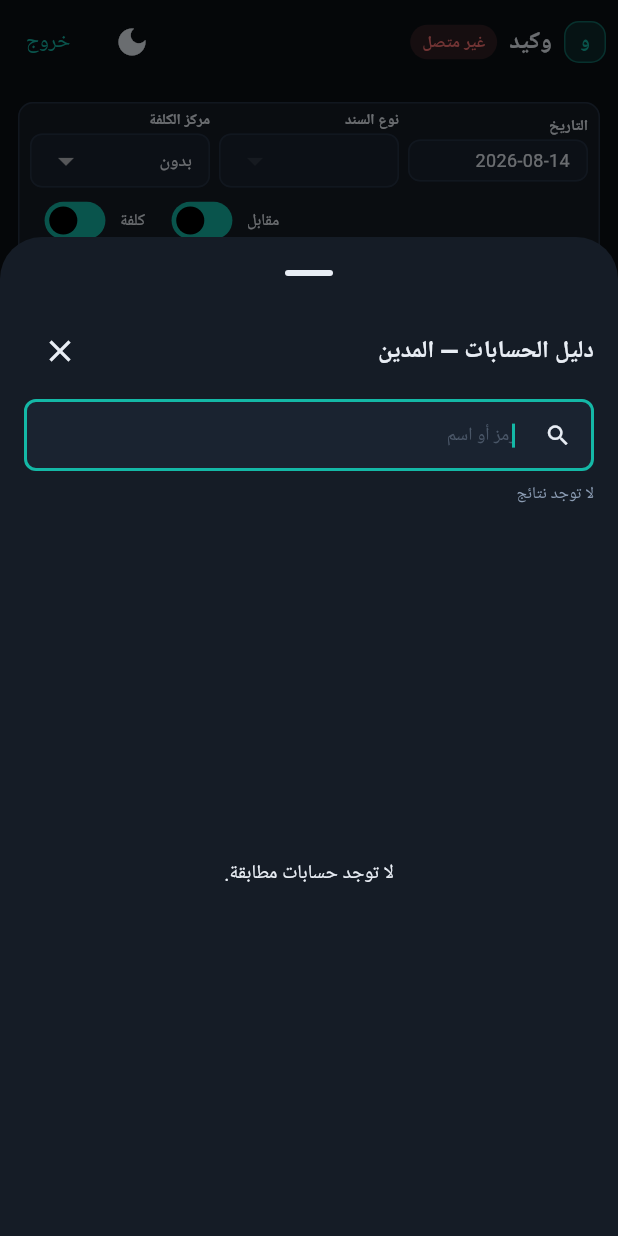
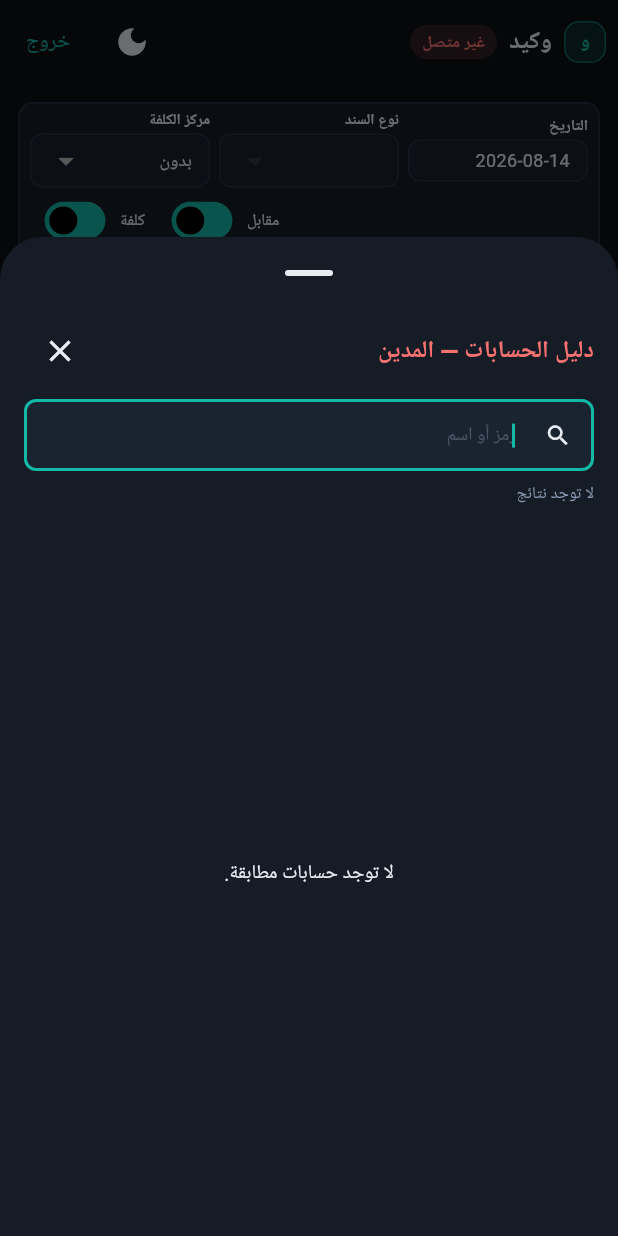
Before and after one commit to loorksy/wakeed, a Flutter app: the HomeScreen screen opened directly, item 4 of the bottom bar chosen, after a tap on the "account tree" icon, on a phone screen of 412 x 824 dp. Run offline on Flutter 3.47's test engine with Material 3 defaults, Android fonts, the phone set to English and light mode, and no system bars; our stand-ins replace connectivity_plus, flutter_local_notifications, share_plus, shared_preferences, wakelock_plus; missing offline and left inert: dart:html, excel; accounts and stored records are empty; Roboto replaces fonts that are missing (Tahoma).

Commit message:
Color debit fields red and credit fields green in every tab

```diff
--- a/flutter/lib/screens/home_screen.dart
+++ b/flutter/lib/screens/home_screen.dart
@@ -240,7 +240,7 @@ class _BatchTabState extends State<BatchTab> {
               const SizedBox(width: 6),
               StatChip(label: 'أسطر', value: '${rows.length}'),
               const SizedBox(width: 6),
-              StatChip(label: 'مدين', value: '${t['debit']}', color: WakeedColors.pink),
+              StatChip(label: 'مدين', value: '${t['debit']}', color: WakeedColors.err),
               const SizedBox(width: 6),
               StatChip(label: 'دائن', value: '${t['credit']}', color: WakeedColors.green),
             ],
@@ -379,7 +379,7 @@ class _EachTabState extends State<EachTab> {
               const SizedBox(width: 6),
               StatChip(label: 'عملاء', value: '${groups.length}'),
               const SizedBox(width: 6),
-              StatChip(label: 'مدين', value: '${t['debit']}', color: WakeedColors.pink),
+              StatChip(label: 'مدين', value: '${t['debit']}', color: WakeedColors.err),
               const SizedBox(width: 6),
               StatChip(label: 'دائن', value: '${t['credit']}', color: WakeedColors.green),
             ],
@@ -461,7 +461,7 @@ class ManualTab extends StatelessWidget {
             children: [
               StatChip(label: 'سندات', value: '${groups.length}'),
               const SizedBox(width: 6),
-              StatChip(label: 'مدين', value: '${t['debit']}', color: WakeedColors.pink),
+              StatChip(label: 'مدين', value: '${t['debit']}', color: WakeedColors.err),
               const SizedBox(width: 6),
               StatChip(label: 'دائن', value: '${t['credit']}', color: WakeedColors.green),
             ],
@@ -580,7 +580,7 @@ class _ManualEntryCardState extends State<_ManualEntryCard> {
               IconButton(
                 tooltip: 'اختر',
                 onPressed: () => showAccountPicker(context, target: AccountPickTarget.credit(widget.entry.id)),
-                icon: const Icon(Icons.account_tree_outlined),
+                icon: const Icon(Icons.account_tree_outlined, color: WakeedColors.green),
               ),
             ],
           ),
@@ -666,7 +666,7 @@ class ChargeTab extends StatelessWidget {
             children: [
               StatChip(label: 'سندات', value: '${groups.length}'),
               const SizedBox(width: 6),
-              StatChip(label: 'مدين', value: '${t['debit']}', color: WakeedColors.pink),
+              StatChip(label: 'مدين', value: '${t['debit']}', color: WakeedColors.err),
               const SizedBox(width: 6),
               StatChip(label: 'دائن', value: '${t['credit']}', color: WakeedColors.green),
             ],
@@ -783,12 +783,13 @@ class _ChargeEntryCardState extends State<_ChargeEntryCard> {
                   controller: debitCtrl,
                   fallbackLabel: 'الحساب',
                   onChanged: _sync,
+                  debit: true,
                 ),
               ),
               IconButton(
                 tooltip: 'اختر المدين',
                 onPressed: () => showAccountPicker(context, target: AccountPickTarget.chargeDebit(widget.entry.id)),
-                icon: const Icon(Icons.account_tree_outlined),
+                icon: const Icon(Icons.account_tree_outlined, color: WakeedColors.err),
               ),
             ],
           ),
@@ -805,7 +806,7 @@ class _ChargeEntryCardState extends State<_ChargeEntryCard> {
               IconButton(
                 tooltip: 'اختر الدائن',
                 onPressed: () => showAccountPicker(context, target: AccountPickTarget.chargeCredit(widget.entry.id)),
-                icon: const Icon(Icons.account_tree_outlined),
+                icon: const Icon(Icons.account_tree_outlined, color: WakeedColors.green),
               ),
             ],
           ),
@@ -995,7 +996,7 @@ class _ProfitTabState extends State<ProfitTab> {
             children: [
               StatChip(label: 'سندات', value: '${groups.length}'),
               const SizedBox(width: 6),
-              StatChip(label: 'مدين', value: '${pt['debit'] ?? t['debit']}', color: WakeedColors.pink),
+              StatChip(label: 'مدين', value: '${pt['debit'] ?? t['debit']}', color: WakeedColors.err),
               const SizedBox(width: 6),
               StatChip(label: 'دائن', value: '${pt['credit'] ?? t['credit']}', color: WakeedColors.green),
               const SizedBox(width: 6),
@@ -1166,15 +1167,15 @@ class _ProfitEntryCardState extends State<_ProfitEntryCard> {
                 visualDensity: VisualDensity.compact,
                 tooltip: 'اختر الحساب',
                 onPressed: () => showAccountPicker(context, target: AccountPickTarget.profitCredit(widget.entry.id)),
-                icon: const Icon(Icons.account_tree_outlined, size: 18),
+                icon: const Icon(Icons.account_tree_outlined, size: 18, color: WakeedColors.green),
               ),
               Expanded(
                 flex: 2,
                 child: TextField(
                   controller: creditAmtCtrl,
                   keyboardType: TextInputType.number,
-                  style: _fieldStyle,
-                  decoration: _dense.copyWith(hintText: 'المبلغ'),
+                  style: const TextStyle(fontSize: 12, height: 1.2, color: WakeedColors.green),
+                  decoration: partyFieldDecoration(debit: false, base: _dense, hintText: 'المبلغ'),
                   onChanged: (_) => _sync(),
                 ),
               ),
@@ -1190,21 +1191,22 @@ class _ProfitEntryCardState extends State<_ProfitEntryCard> {
                   fallbackLabel: 'الحساب',
                   onChanged: _sync,
                   dense: true,
+                  debit: true,
                 ),
               ),
               IconButton(
                 visualDensity: VisualDensity.compact,
                 tooltip: 'اختر الحساب',
                 onPressed: () => showAccountPicker(context, target: AccountPickTarget.profitDebit(widget.entry.id)),
-                icon: const Icon(Icons.account_tree_outlined, size: 18),
+                icon: const Icon(Icons.account_tree_outlined, size: 18, color: WakeedColors.err),
               ),
               Expanded(
                 flex: 2,
                 child: TextField(
                   controller: debitAmtCtrl,
                   keyboardType: TextInputType.number,
-                  style: _fieldStyle,
-                  decoration: _dense.copyWith(hintText: 'المبلغ'),
+                  style: const TextStyle(fontSize: 12, height: 1.2, color: WakeedColors.err),
+                  decoration: partyFieldDecoration(debit: true, base: _dense, hintText: 'المبلغ'),
                   onChanged: (_) => _sync(),
                 ),
               ),
--- a/flutter/lib/theme/app_theme.dart
+++ b/flutter/lib/theme/app_theme.dart
@@ -22,6 +22,38 @@ class WakeedColors {
   static const lightText = Color(0xFF0F172A);
   static const lightMuted = Color(0xFF64748B);
   static const lightAccent = Color(0xFF0D9488);
+}
+
+InputDecoration partyFieldDecoration({
+  required bool debit,
+  InputDecoration base = const InputDecoration(),
+  String? hintText,
+  String? labelText,
+  Widget? suffixIcon,
+  BoxConstraints? suffixIconConstraints,
+}) {
+  final color = debit ? WakeedColors.err : WakeedColors.green;
+  final border = OutlineInputBorder(
+    borderRadius: BorderRadius.circular(8),
+    borderSide: BorderSide(color: color.withValues(alpha: 0.7)),
+  );
+  return base.copyWith(
+    hintText: hintText ?? base.hintText,
+    labelText: labelText ?? base.labelText,
+    suffixIcon: suffixIcon ?? base.suffixIcon,
+    suffixIconConstraints: suffixIconConstraints ?? base.suffixIconConstraints,
+    filled: true,
+    fillColor: color.withValues(alpha: 0.14),
+    hintStyle: TextStyle(fontSize: 12, fontWeight: FontWeight.w400, color: color.withValues(alpha: 0.45)),
+    labelStyle: TextStyle(fontSize: 11, fontWeight: FontWeight.w500, color: color.withValues(alpha: 0.9)),
+    floatingLabelStyle: TextStyle(fontSize: 11, fontWeight: FontWeight.w600, color: color),
+    border: border,
+    enabledBorder: border,
+    focusedBorder: OutlineInputBorder(
+      borderRadius: BorderRadius.circular(8),
+      borderSide: BorderSide(color: color, width: 1.5),
+    ),
+  );
 }
 
 ThemeData wakeedTheme({required bool dark}) {
--- a/flutter/lib/widgets/account_name_field.dart
+++ b/flutter/lib/widgets/account_name_field.dart
@@ -2,6 +2,7 @@ import 'package:flutter/material.dart';
 import 'package:provider/provider.dart';
 
 import '../state/app_controller.dart';
+import '../theme/app_theme.dart';
 
 /// Account code field that shows the chart name instead of دائن/مدين.
 class AccountNameField extends StatefulWidget {
@@ -11,12 +12,14 @@ class AccountNameField extends StatefulWidget {
     required this.fallbackLabel,
     required this.onChanged,
     this.dense = false,
+    this.debit = false,
   });
 
   final TextEditingController controller;
   final String fallbackLabel;
   final VoidCallback onChanged;
   final bool dense;
+  final bool debit;
 
   @override
   State<AccountNameField> createState() => _AccountNameFieldState();
@@ -78,15 +81,17 @@ class _AccountNameFieldState extends State<AccountNameField> {
     final dense = widget.dense
         ? const InputDecoration(isDense: true, contentPadding: EdgeInsets.symmetric(horizontal: 8, vertical: 6))
         : const InputDecoration();
+    final color = widget.debit ? WakeedColors.err : WakeedColors.green;
     return TextField(
       controller: _display,
       focusNode: _focus,
-      style: const TextStyle(fontSize: 12, height: 1.2),
-      decoration: dense.copyWith(
+      style: TextStyle(fontSize: 12, height: 1.2, color: color),
+      decoration: partyFieldDecoration(
+        debit: widget.debit,
+        base: dense,
         labelText: name.isNotEmpty && _focus.hasFocus ? name : null,
         hintText: name.isEmpty ? widget.fallbackLabel : null,
-        floatingLabelBehavior: FloatingLabelBehavior.auto,
-      ),
+      ).copyWith(floatingLabelBehavior: FloatingLabelBehavior.auto),
       onChanged: (value) {
         if (!_focus.hasFocus) return;
         widget.controller.text = value;
--- a/flutter/lib/widgets/account_picker.dart
+++ b/flutter/lib/widgets/account_picker.dart
@@ -4,6 +4,7 @@ import 'package:provider/provider.dart';
 import '../core/json_util.dart';
 import '../models/models.dart';
 import '../state/app_controller.dart';
+import '../theme/app_theme.dart';
 
 Future<void> showAccountPicker(BuildContext context, {required AccountPickTarget target}) async {
   final app = context.read<AppController>();
@@ -29,12 +30,12 @@ class _AccountPickerSheetState extends State<_AccountPickerSheet> {
   @override
   Widget build(BuildContext context) {
     final app = context.watch<AppController>();
-    final title = switch (app.accountPickTarget.type) {
-      'debit' => 'دليل الحسابات — المدين',
-      'chargeDebit' => 'دليل الحسابات — المدين',
-      'profitDebit' => 'دليل الحسابات — المدين',
-      _ => 'دليل الحسابات — الدائن',
+    final isDebit = switch (app.accountPickTarget.type) {
+      'debit' || 'chargeDebit' || 'profitDebit' => true,
+      _ => false,
     };
+    final title = isDebit ? 'دليل الحسابات — المدين' : 'دليل الحسابات — الدائن';
+    final tone = isDebit ? WakeedColors.err : WakeedColors.green;
     final list = app.filteredAccounts(query);
     final shown = list.take(120).toList();
     return SafeArea(
@@ -48,7 +49,7 @@ class _AccountPickerSheetState extends State<_AccountPickerSheet> {
                 padding: const EdgeInsets.fromLTRB(16, 4, 16, 8),
                 child: Row(
                   children: [
-                    Expanded(child: Text(title, style: const TextStyle(fontSize: 16, fontWeight: FontWeight.w800))),
+                    Expanded(child: Text(title, style: TextStyle(fontSize: 16, fontWeight: FontWeight.w800, color: tone))),
                     IconButton(onPressed: () => Navigator.pop(context), icon: const Icon(Icons.close)),
                   ],
                 ),
--- a/flutter/lib/widgets/common.dart
+++ b/flutter/lib/widgets/common.dart
@@ -62,14 +62,14 @@ class StatChip extends StatelessWidget {
       child: Container(
         padding: const EdgeInsets.symmetric(horizontal: 8, vertical: 8),
         decoration: BoxDecoration(
-          color: Theme.of(context).colorScheme.surface,
+          color: color?.withValues(alpha: 0.14) ?? Theme.of(context).colorScheme.surface,
           borderRadius: BorderRadius.circular(8),
-          border: Border.all(color: Theme.of(context).dividerColor.withValues(alpha: 0.4)),
+          border: Border.all(color: color?.withValues(alpha: 0.55) ?? Theme.of(context).dividerColor.withValues(alpha: 0.4)),
         ),
         child: Column(
           crossAxisAlignment: CrossAxisAlignment.start,
           children: [
-            Text(label, style: TextStyle(fontSize: 11, color: muted)),
+            Text(label, style: TextStyle(fontSize: 11, color: color ?? muted)),
             const SizedBox(height: 2),
             Text(
               value,
--- a/flutter/lib/widgets/preview_table.dart
+++ b/flutter/lib/widgets/preview_table.dart
@@ -1,4 +1,6 @@
 import 'package:flutter/material.dart';
+
+import '../theme/app_theme.dart';
 
 class PreviewTable extends StatelessWidget {
   const PreviewTable({super.key, required this.columns, required this.rows, this.emptyText = '—'});
@@ -6,6 +8,12 @@ class PreviewTable extends StatelessWidget {
   final List<String> columns;
   final List<List<String>> rows;
   final String emptyText;
+
+  Color? _toneFor(String column) {
+    if (column == 'مدين') return WakeedColors.err;
+    if (column == 'دائن') return WakeedColors.green;
+    return null;
+  }
 
   @override
   Widget build(BuildContext context) {
@@ -24,10 +32,36 @@ class PreviewTable extends StatelessWidget {
         columnSpacing: 14,
         headingTextStyle: const TextStyle(fontSize: 11, fontWeight: FontWeight.w700),
         dataTextStyle: const TextStyle(fontSize: 12),
-        columns: [for (final c in columns) DataColumn(label: Text(c))],
+        columns: [
+          for (final c in columns)
+            DataColumn(
+              label: Text(
+                c,
+                style: TextStyle(color: _toneFor(c), fontWeight: FontWeight.w700, fontSize: 11),
+              ),
+            ),
+        ],
         rows: [
           for (final r in rows)
-            DataRow(cells: [for (final c in r) DataCell(SizedBox(width: 110, child: Text(c, maxLines: 3)))]),
+            DataRow(
+              cells: [
+                for (var i = 0; i < r.length; i++)
+                  DataCell(
+                    SizedBox(
+                      width: 110,
+                      child: Text(
+                        r[i],
+                        maxLines: 3,
+                        style: TextStyle(
+                          fontSize: 12,
+                          color: i < columns.length ? _toneFor(columns[i]) : null,
+                          fontWeight: i < columns.length && _toneFor(columns[i]) != null ? FontWeight.w700 : null,
+                        ),
+                      ),
+                    ),
+                  ),
+              ],
+            ),
         ],
       ),
     );
--- a/flutter/lib/widgets/settings_card.dart
+++ b/flutter/lib/widgets/settings_card.dart
@@ -4,6 +4,7 @@ import 'package:provider/provider.dart';
 import '../core/json_util.dart';
 import '../models/models.dart';
 import '../state/app_controller.dart';
+import '../theme/app_theme.dart';
 import 'account_picker.dart';
 import 'common.dart';
 
@@ -146,18 +147,21 @@ class DebitAccountField extends StatelessWidget {
             child: Column(
               crossAxisAlignment: CrossAxisAlignment.start,
               children: [
-                const Text('حساب المدين', style: TextStyle(fontSize: 12, fontWeight: FontWeight.w600)),
+                const Text('حساب المدين', style: TextStyle(fontSize: 12, fontWeight: FontWeight.w600, color: WakeedColors.err)),
                 const SizedBox(height: 4),
                 InkWell(
                   onTap: () => showAccountPicker(context, target: AccountPickTarget.debit()),
                   child: InputDecorator(
-                    decoration: SettingsCard.dense.copyWith(
-                      suffixIcon: const Icon(Icons.account_tree_outlined, size: 18),
+                    decoration: partyFieldDecoration(
+                      debit: true,
+                      base: SettingsCard.dense,
+                      suffixIcon: Icon(Icons.account_tree_outlined, size: 18, color: WakeedColors.err),
                       suffixIconConstraints: const BoxConstraints(minWidth: 32, minHeight: 32),
                     ),
                     child: Text(
                       app.debitAccountLabel(),
                       overflow: TextOverflow.ellipsis,
+                      style: const TextStyle(color: WakeedColors.err, fontSize: 12),
                     ),
                   ),
                 ),
```
